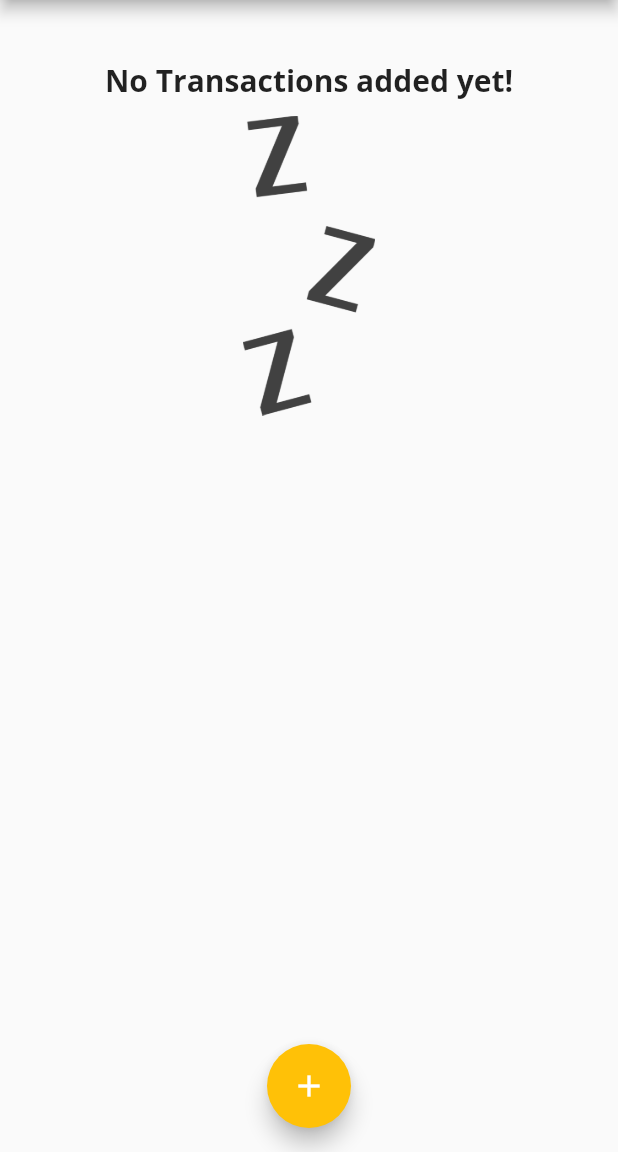
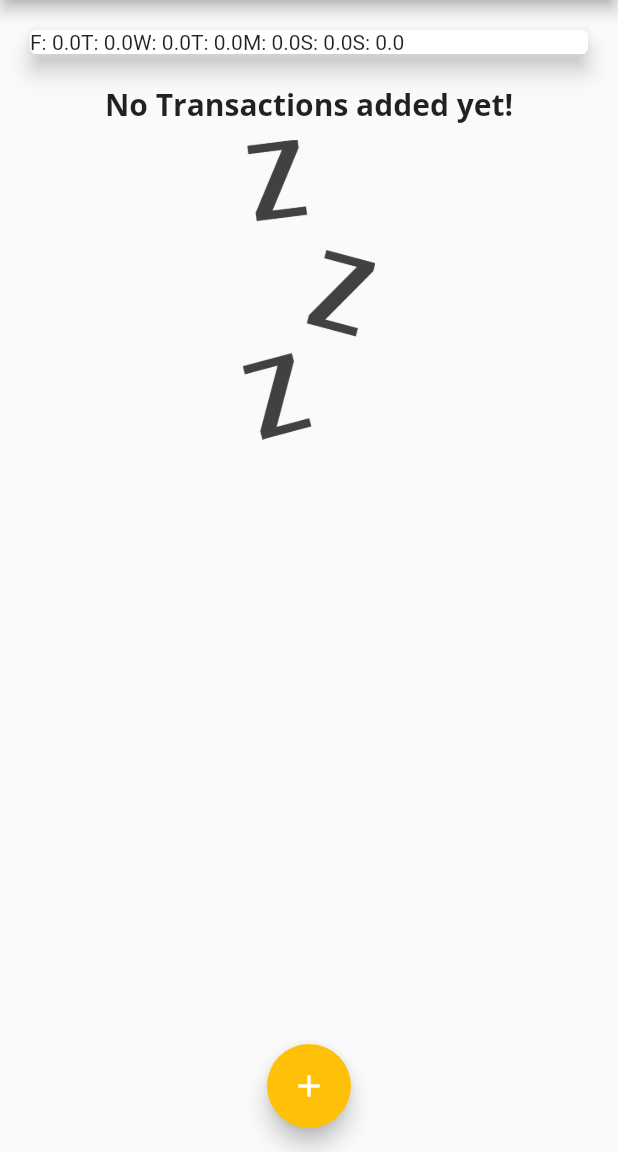
Before and after one commit to renson1123/personal_expenses_app, a Flutter app: the screen it shows after launch, on a phone screen of 412 x 824 dp, the part 84-1236 px from its top. Run offline on Flutter 3.47's test engine with Material 2 defaults, Android fonts, the phone set to English and light mode, and no system bars.

```diff
--- a/lib/widgets/chart.dart
+++ b/lib/widgets/chart.dart
@@ -22,7 +22,10 @@ class Chart extends StatelessWidget {
         }
       }
 
-      return {'day': DateFormat.E().format(weekDay), 'amount': totalSum};
+      return {
+        'day': DateFormat.E().format(weekDay).substring(0, 1),
+        'amount': totalSum
+      };
     });
   }
 
@@ -32,7 +35,9 @@ class Chart extends StatelessWidget {
       elevation: 6, // drop shadow
       margin: EdgeInsets.all(20),
       child: Row(
-        children: <Widget>[],
+        children: groupedTransactionValues.map((data) {
+          return Text('${data['day']}: ${data['amount']}');
+        }).toList(),
       ),
     );
   }
```
Also changed, not shown: lib/widgets/chart_bar.dart (added, +49 -0 lines).
